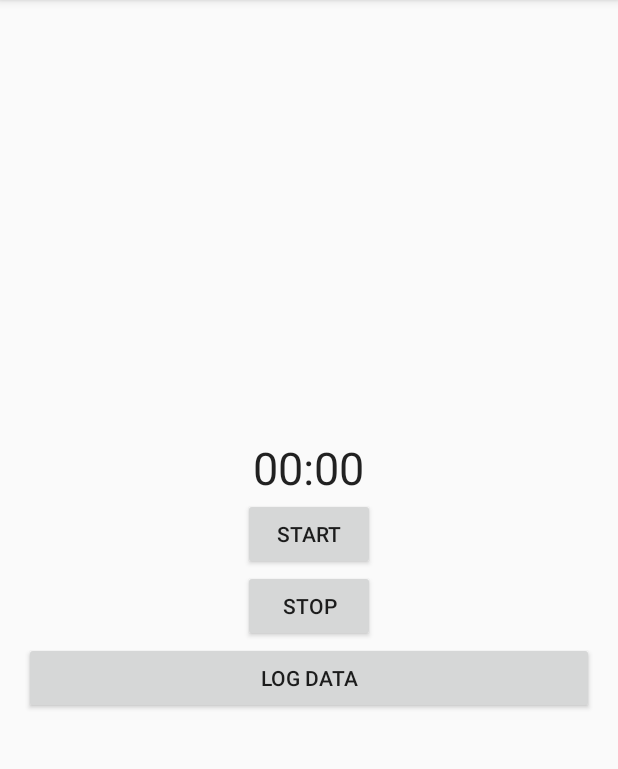
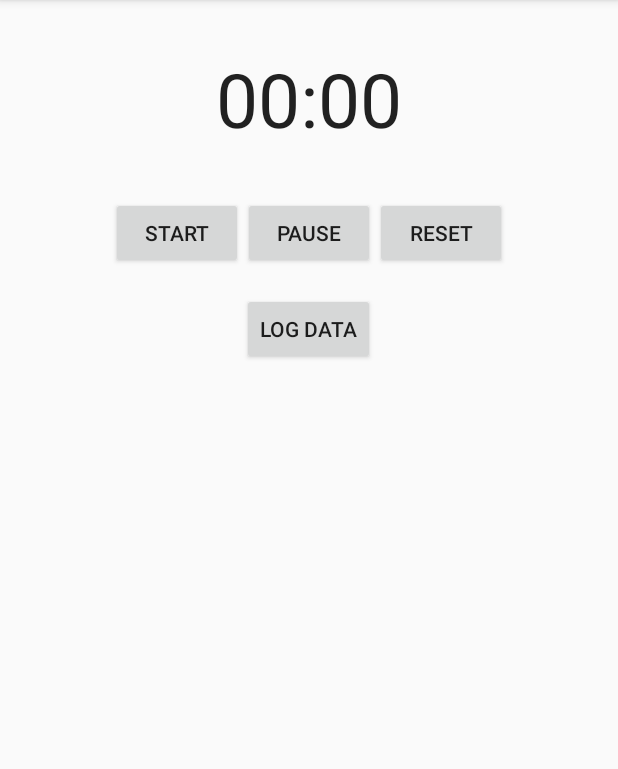
Before and after one commit to mvassos/ecoBuddy, an Android app: the ShowerTimer screen opened directly, with no data from a screen before it, on a phone screen of 412 x 824 dp, the part 84-853 px from its top. Run offline under Robolectric (Android 15) with nearby library versions, the phone set to English and light mode, and no system bars.

Commit message:
Shower timer update, done 11/7

```diff
--- a/app/src/main/res/layout/shower_timer_activity.xml
+++ b/app/src/main/res/layout/shower_timer_activity.xml
@@ -9,13 +9,26 @@
     android:orientation="vertical"
     android:paddingLeft="16dp"
     android:paddingRight="16dp"
-    android:gravity="center" >
+    android:paddingTop="32dp"
+    android:gravity="center_horizontal"
+     >
 
     <Chronometer
         android:id="@+id/timer_shower"
         android:layout_width="wrap_content"
         android:layout_height="wrap_content"
-        android:textSize="30sp"/>
+        android:textSize="50sp"/>
+
+    <LinearLayout
+        android:id="@+id/linear_layout_horiz_shower"
+        android:layout_width="match_parent"
+        android:layout_height="wrap_content"
+        android:orientation="horizontal"
+        android:gravity="center"
+        android:paddingTop="32dp"
+        android:paddingBottom="16dp">
+
+
 
         <Button
             android:id="@+id/button_start_timer"
@@ -28,14 +41,28 @@
             android:id="@+id/button_stop_timer"
             android:layout_width="wrap_content"
             android:layout_height="wrap_content"
-        android:text="STOP"
-        android:onClick="stopChronometer"/>
+            android:text="PAUSE"
+            android:onClick="pauseChronometer"/>
+
+        <Button
+            android:id="@+id/button_reset_timer"
+            android:layout_width="wrap_content"
+            android:layout_height="wrap_content"
+            android:text="RESET"
+            android:onClick="resetChronometer"/>
+
+
+
+    </LinearLayout>
+
+
 
     <Button
         android:id="@+id/logdata_button"
-        android:layout_width="match_parent"
+        android:layout_width="wrap_content"
         android:layout_height="wrap_content"
-        android:text="LOG DATA" />
+        android:text="LOG DATA"
+        android:onClick="logData"/>
 
 
 </LinearLayout>
```
Also changed, not shown: app/src/main/java/ecobuddy/cmps121/ecobuddy/ShowerTimer.java (+22 -4 lines). Lines whose indentation alone changed are shown as unchanged.
